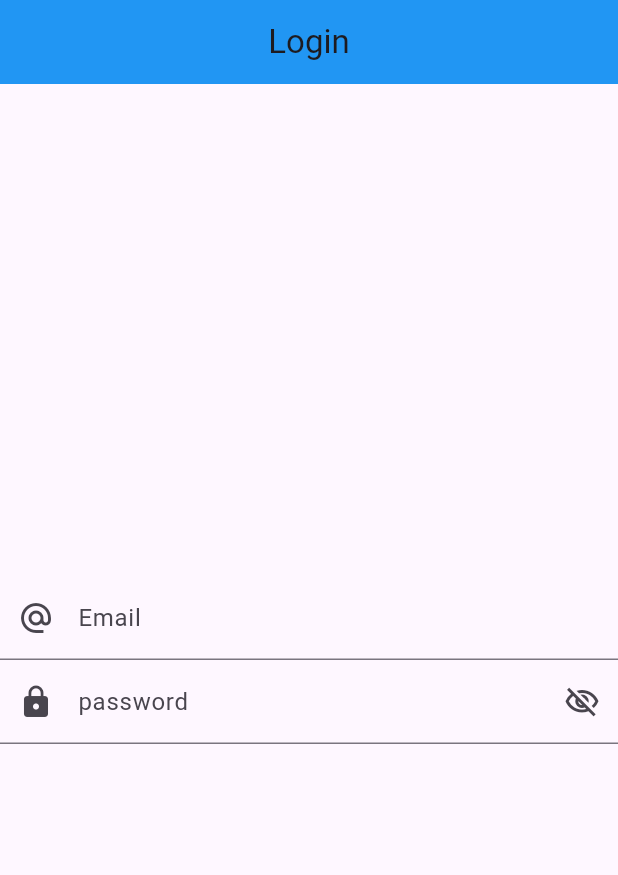
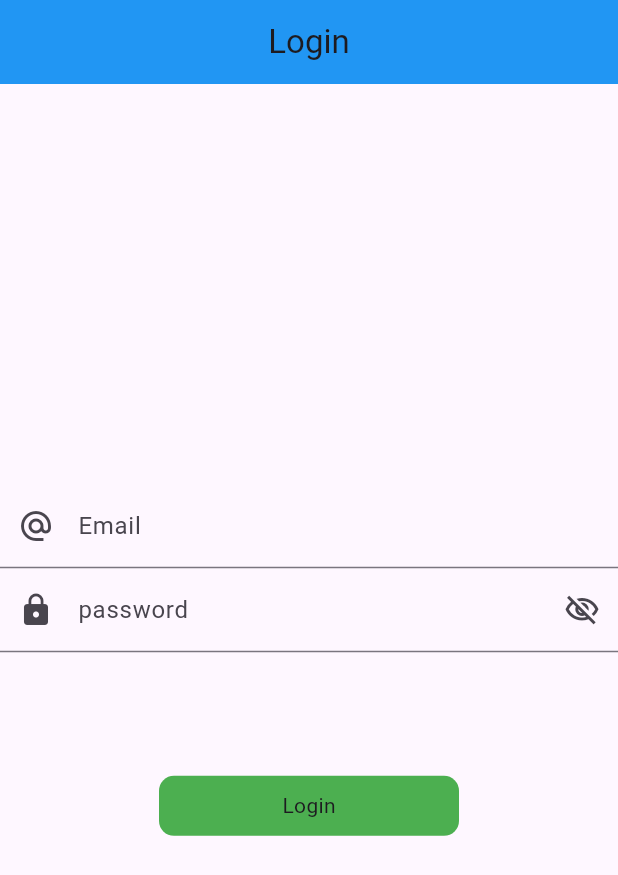
Before and after one commit to emon22830/provider_project, a Flutter app: the screen it shows after launch, on a phone screen of 412 x 824 dp. Shown: the top 875 px of the screen. Run offline on Flutter 3.47's test engine with Material 3 defaults, Android fonts, the phone set to English and light mode, and no system bars; our stand-ins replace another_flushbar, fluttertoast.

Commit message:
login part

```diff
--- /dev/null
+++ b/lib/res/colors.dart
@@ -0,0 +1,8 @@
+import 'package:flutter/material.dart';
+
+class AppColors{
+  static const Color blackColor = Color(0xFF0000);
+  static const Color whiteColor = Color(0xFFFFFF);
+
+  static const Color buttonColor = Colors.green;
+}
--- /dev/null
+++ b/lib/res/components/round_button.dart
@@ -0,0 +1,33 @@
+import 'package:flutter/material.dart';
+
+import '../colors.dart';
+
+class RoundButton extends StatelessWidget {
+  final String title;
+  final bool loading;
+  final VoidCallback onPress;
+  const RoundButton({super.key,
+  required this.title,
+    this.loading = false,
+    required this.onPress,
+
+  });
+
+  @override
+  Widget build(BuildContext context) {
+    return InkWell(
+      onTap: (){
+
+      },
+      child: Container(
+        height: 40,
+        width: 200,
+        decoration: BoxDecoration(
+          color: AppColors.buttonColor,
+              borderRadius: BorderRadius.circular(10),
+        ),
+        child:loading?CircleAvatar(): Center(child: Text('Login')),
+      ),
+    );
+  }
+}
--- a/lib/view/login_view.dart
+++ b/lib/view/login_view.dart
@@ -1,4 +1,5 @@
 import 'package:flutter/material.dart';
+import 'package:provider_project/res/components/round_button.dart';
 import 'package:provider_project/utils/routes/routes_name.dart';
 import 'package:provider_project/view/home_screen.dart';
 
@@ -10,6 +11,7 @@ class LoginView extends StatefulWidget {
 
   @override
   State<LoginView> createState() => _LoginViewState();
+
 }
 
 class _LoginViewState extends State<LoginView> {
@@ -24,6 +26,7 @@ class _LoginViewState extends State<LoginView> {
 
   @override
   Widget build(BuildContext context) {
+    final height = MediaQuery.of(context).size.height * 1;
     return Scaffold(
       appBar: AppBar(
         backgroundColor: Colors.blue,
@@ -76,6 +79,25 @@ class _LoginViewState extends State<LoginView> {
                    );
                  }
              ),
+              SizedBox(height: height * .1,),
+              RoundButton(
+                title: 'Login',
+                onPress: (){
+if(emailController.text.isEmpty){
+  Utils.snackBar('Please enter email', context);
+}
+else if(passwordController.text.isEmpty){
+  Utils.flushBarErrorMessage('Please Enter Password', context);
+}
+else if(passwordController.text.length<6){
+  Utils.flushBarErrorMessage('Please enter 6 digit', context);
+}
+else{
+  print('APi hit');
+}
+                },
+
+              ),
             ],
           )
       )
```
